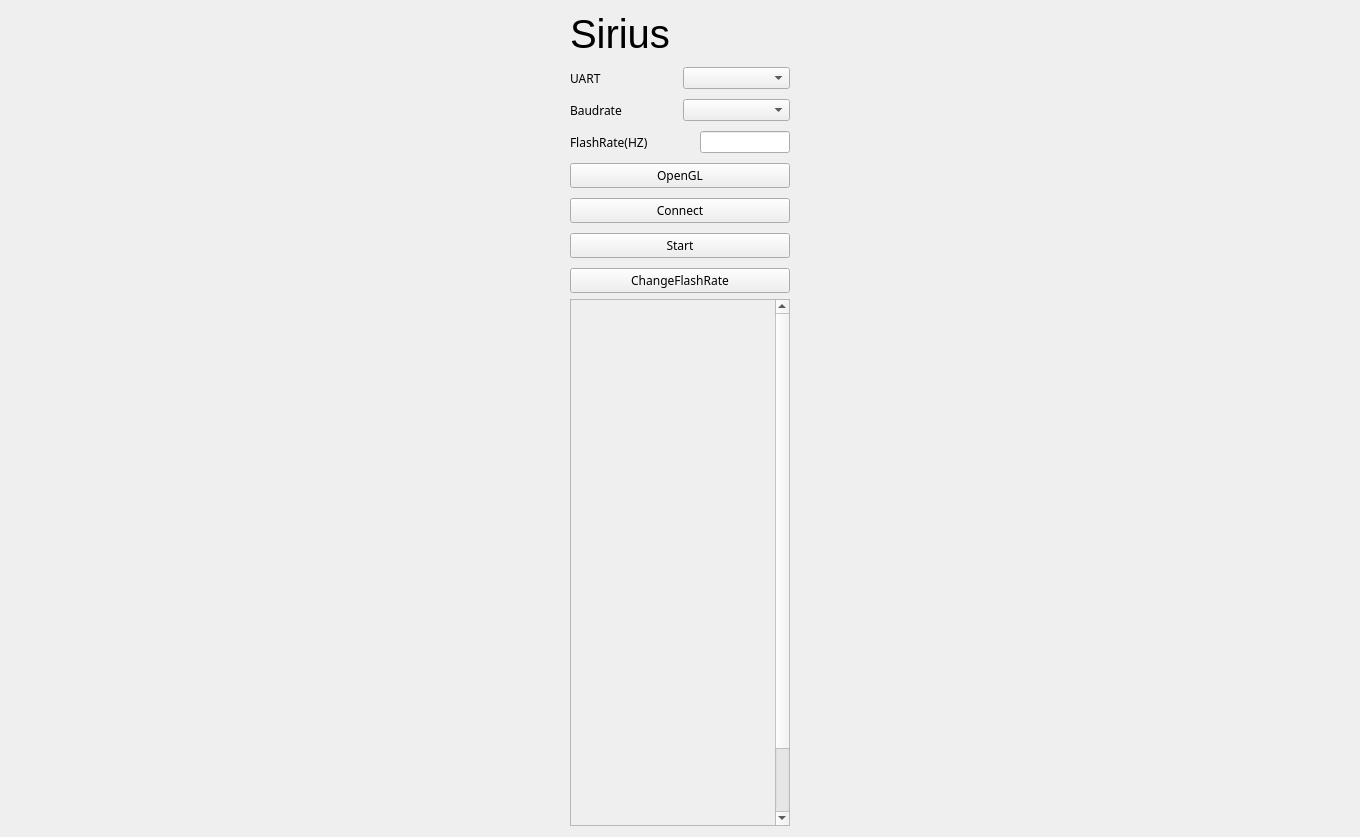
Qt form mainwindow.ui (cay125/SerialChart) before a commit.
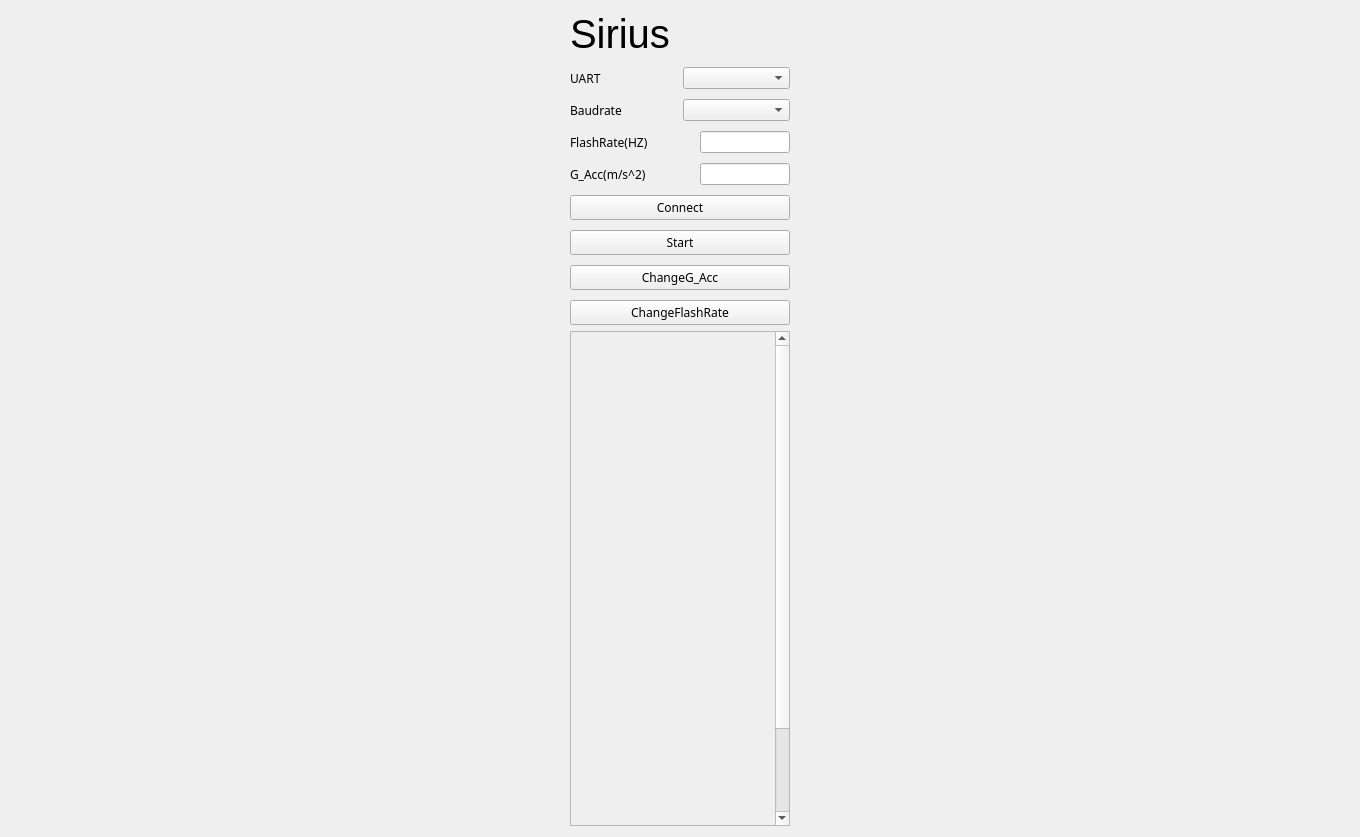
The same form after that commit.

Diff of the .ui file:
```diff
--- a/mainwindow.ui
+++ b/mainwindow.ui
@@ -150,28 +150,48 @@
          </layout>
         </item>
         <item>
-         <widget class="QPushButton" name="btnOpenGL">
+         <layout class="QHBoxLayout" name="GvaLayout">
+          <item>
+           <widget class="QLabel" name="GraLabel">
+            <property name="minimumSize">
+             <size>
+              <width>70</width>
+              <height>0</height>
+             </size>
+            </property>
+            <property name="font">
+             <font>
+              <family>Microsoft YaHei</family>
+             </font>
+            </property>
+            <property name="text">
+             <string>G_Acc(m/s^2)</string>
+            </property>
+           </widget>
+          </item>
+          <item>
+           <widget class="QLineEdit" name="GraEdit">
           <property name="sizePolicy">
-           <sizepolicy hsizetype="Minimum" vsizetype="Fixed">
+             <sizepolicy hsizetype="Preferred" vsizetype="Fixed">
             <horstretch>0</horstretch>
             <verstretch>0</verstretch>
            </sizepolicy>
           </property>
+            <property name="minimumSize">
+             <size>
+              <width>90</width>
+              <height>0</height>
+             </size>
+            </property>
           <property name="maximumSize">
            <size>
-            <width>16777215</width>
+              <width>90</width>
             <height>16777215</height>
            </size>
           </property>
-          <property name="font">
-           <font>
-            <family>Microsoft YaHei</family>
-           </font>
-          </property>
-          <property name="text">
-           <string>OpenGL</string>
-          </property>
-         </widget>
+           </widget>
+          </item>
+         </layout>
         </item>
         <item>
          <widget class="QPushButton" name="btnConnect">
@@ -215,6 +235,30 @@
           </property>
          </widget>
         </item>
+        <item>
+         <widget class="QPushButton" name="btnOpenGL">
+          <property name="sizePolicy">
+           <sizepolicy hsizetype="Minimum" vsizetype="Fixed">
+            <horstretch>0</horstretch>
+            <verstretch>0</verstretch>
+           </sizepolicy>
+          </property>
+          <property name="maximumSize">
+           <size>
+            <width>16777215</width>
+            <height>16777215</height>
+           </size>
+          </property>
+          <property name="font">
+           <font>
+            <family>Microsoft YaHei</family>
+           </font>
+          </property>
+          <property name="text">
+           <string>ChangeG_Acc</string>
+          </property>
+         </widget>
+        </item>
         <item>
          <widget class="QPushButton" name="btnFlash">
           <property name="maximumSize">
```
Lines whose indentation alone changed are shown as unchanged.
